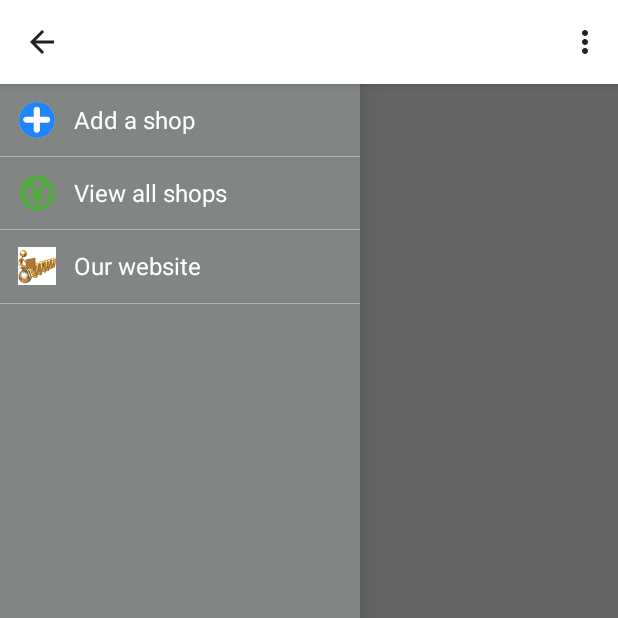
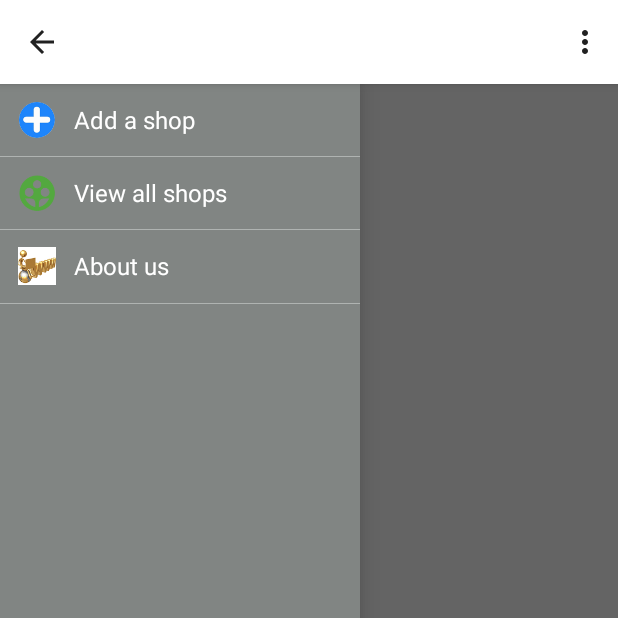
Before and after one commit to Narcis11/Bike-Shop-Detector, an Android app: the MainActivity screen opened directly, with no data from a screen before it, with the side drawer open, on a phone screen of 412 x 824 dp, the top half of it. Run offline under Robolectric (Android 15) with nearby library versions, the phone set to English and light mode, and no system bars; 2 statements that could not run were skipped.

Commit message:
Minor changes in the slider menu & fixed the "pull down to refresh" feature.

```diff
--- a/app/src/main/java/Utilities/Utility.java
+++ b/app/src/main/java/Utilities/Utility.java
@@ -6,6 +6,7 @@ import android.location.Address;
 import android.location.Geocoder;
 import android.preference.PreferenceManager;
 import android.util.Log;
+import android.widget.ListView;
 import android.widget.Toast;
 
 import java.io.IOException;
@@ -562,4 +563,9 @@ public class Utility {
         }
         return Constants.RETURN_ERROR_STRING;
     }
+
+    public static boolean isListAtTop(ListView listView)   {
+        if(listView.getChildCount() == 0) return true;
+        return listView.getChildAt(0).getTop() == 0;
+    }
 }
--- a/app/src/main/java/waldo/bike/waldo/MainActivity.java
+++ b/app/src/main/java/waldo/bike/waldo/MainActivity.java
@@ -58,8 +58,7 @@ import slidermenu.SliderDrawerListAdapter;
 public class MainActivity extends Activity implements
         GoogleApiClient.ConnectionCallbacks,
         GoogleApiClient.OnConnectionFailedListener,
-        LocationListener,
-        SwipeRefreshLayout.OnRefreshListener
+        LocationListener
          {
 
 
@@ -185,7 +184,6 @@ public class MainActivity extends Activity implements
                  // enabling action bar app icon and behaving it as toggle button
                  getActionBar().setDisplayHomeAsUpEnabled(true);
                  getActionBar().setHomeButtonEnabled(true);
-
                  mDrawerToggle = new ActionBarDrawerToggle(this, mDrawerLayout,
                          R.drawable.ic_drawer, //nav menu toggle icon
                          R.string.app_name, // nav drawer open - description for accessibility
@@ -214,9 +212,9 @@ public class MainActivity extends Activity implements
                  mInfoTextView = (TextView) findViewById(R.id.info_textview);
                  //pull-to-refresh related
                  //TODO: The app refreshes each time the list is scrolled upwards, not only when it's at the top. Fix it!
-                 swipeLayout = (SwipeRefreshLayout) findViewById(R.id.swipe_container);
-                 swipeLayout.setOnRefreshListener(this);
-                 swipeLayout.setColorSchemeResources(R.color.waldo_light_blue);
+                // swipeLayout = (SwipeRefreshLayout) findViewById(R.id.swipe_container);
+              //   swipeLayout.setOnRefreshListener(this);
+
                          /*.setColorScheme(android.R.color.holo_blue_bright,
                          android.R.color.holo_green_light,
                          android.R.color.holo_orange_light,
@@ -392,17 +390,26 @@ public class MainActivity extends Activity implements
         Log.i(LOG_TAG, "GoogleApiClient connection has failed");
     }
 
-    @Override
+/*    @Override
          public void onRefresh() {
-            Log.i(LOG_TAG,"In onRefresh()");
+            ListView listView = (ListView) findViewById(R.id.listview_shops);
+            if (Utility.isListAtTop(listView)) {
+                Log.i(LOG_TAG, "In onRefresh()");
+                swipeLayout.setColorSchemeResources(R.color.waldo_light_blue);
                 ShopsFragment shopsFragment = new ShopsFragment();
                 shopsFragment.updateShopList(mContext);
                 new Handler().postDelayed(new Runnable() {
-                 @Override public void run() {
+                    @Override
+                    public void run() {
                         swipeLayout.setRefreshing(false);
                     }
                 }, 3000);
             }
+        else {
+                Log.i(LOG_TAG,"List is not at the top");
+                swipeLayout.setRefreshing(false);
+            }
+    }*/
 
              /**
      * These methods are used for the Slider Menu
--- a/app/src/main/java/waldo/bike/waldo/ShopsFragment.java
+++ b/app/src/main/java/waldo/bike/waldo/ShopsFragment.java
@@ -8,6 +8,7 @@ import android.content.Intent;
 import android.database.Cursor;
 import android.os.Bundle;
 
+import android.os.Handler;
 import android.provider.Settings;
 import android.support.v4.widget.SwipeRefreshLayout;
 import android.util.Log;
@@ -17,6 +18,7 @@ import android.view.MenuInflater;
 import android.view.MenuItem;
 import android.view.View;
 import android.view.ViewGroup;
+import android.widget.AbsListView;
 import android.widget.AdapterView;
 import android.widget.LinearLayout;
 import android.widget.ListView;
@@ -34,7 +36,7 @@ import sync.SyncAdapter;
 /**
  * Created by Narcis11 on 20.12.2014.
  */
-public class ShopsFragment extends Fragment implements LoaderManager.LoaderCallbacks<Cursor>{
+public class ShopsFragment extends Fragment implements LoaderManager.LoaderCallbacks<Cursor>, SwipeRefreshLayout.OnRefreshListener{
 
     public SimpleCursorAdapter mShopsAdapter;
     private String mRadius;
@@ -48,8 +50,9 @@ public class ShopsFragment extends Fragment implements LoaderManager.LoaderCallb
     private boolean mIsListRefreshed;
     private Double mNewSpeedDistanceToShop;
     private static final int SHOPS_LOADER_ID = 0;//loader identifier
-    ListView mListView;
+    private ListView mListView;
     private boolean mIsSpeedChanged;
+    private SwipeRefreshLayout swipeLayout;
     public static final String[] SHOPS_COLUMNS = {
             ShopsContract.ShopsEntry.TABLE_NAME + "." + ShopsContract.ShopsEntry._ID,
             ShopsContract.ShopsEntry.COLUMN_SHOP_NAME,
@@ -153,6 +156,8 @@ public class ShopsFragment extends Fragment implements LoaderManager.LoaderCallb
         // Get a reference to the ListView, and attach this adapter to it.
         View rootView = inflater.inflate(R.layout.fragment_main, container, false);
         ListView listView = (ListView) rootView.findViewById(R.id.listview_shops);
+        swipeLayout = (SwipeRefreshLayout) rootView.findViewById(R.id.swipe_container);
+        swipeLayout.setOnRefreshListener(this);
         mListView = listView;
         listView.setAdapter(mShopsAdapter);
 
@@ -173,6 +178,22 @@ public class ShopsFragment extends Fragment implements LoaderManager.LoaderCallb
                     bundle.putString(Constants.BUNDLE_FRAGMENT,Constants.CALLED_FROM_FRAGMENT);
                     openMap.putExtras(bundle);
                     startActivity(openMap);
+                }
+            }
+        });
+        listView.setOnScrollListener(new AbsListView.OnScrollListener() {
+            @Override
+            public void onScrollStateChanged(AbsListView view, int scrollState) {
+
+            }
+
+            @Override
+            public void onScroll(AbsListView view, int firstVisibleItem, int visibleItemCount, int totalItemCount) {
+                if (firstVisibleItem == 0 ) { //we only refresh when the user is at the top of the list
+                    swipeLayout.setEnabled(true);
+                }
+                else {
+                    swipeLayout.setEnabled(false);
                 }
             }
         });
@@ -287,4 +308,19 @@ public class ShopsFragment extends Fragment implements LoaderManager.LoaderCallb
                 ShopsContract.ShopsEntry.SORT_ORDER
         );
     }
+
+    @Override
+    public void onRefresh() {
+        ListView listView = (ListView) mListView.findViewById(R.id.listview_shops);
+            Log.i(LOG_TAG, "In onRefresh()");
+            swipeLayout.setColorSchemeResources(R.color.waldo_light_blue);
+            ShopsFragment shopsFragment = new ShopsFragment();
+            shopsFragment.updateShopList(getActivity());
+            new Handler().postDelayed(new Runnable() {
+                @Override
+                public void run() {
+                    swipeLayout.setRefreshing(false);
+                }
+            }, 3000);
+        }
 }
--- a/app/src/main/res/layout/activity_main.xml
+++ b/app/src/main/res/layout/activity_main.xml
@@ -1,9 +1,3 @@
-<android.support.v4.widget.SwipeRefreshLayout
-    xmlns:android="http://schemas.android.com/apk/res/android"
-    android:id="@+id/swipe_container"
-    android:layout_width="match_parent"
-    android:layout_height="match_parent">
-
 <android.support.v4.widget.DrawerLayout
     xmlns:android="http://schemas.android.com/apk/res/android"
     android:id="@+id/drawer_layout"
@@ -44,4 +38,3 @@
         android:background="@color/list_background"/>
 
 </android.support.v4.widget.DrawerLayout>
-</android.support.v4.widget.SwipeRefreshLayout>
--- a/app/src/main/res/layout/drawer_list_item.xml
+++ b/app/src/main/res/layout/drawer_list_item.xml
@@ -2,7 +2,7 @@
 <RelativeLayout xmlns:android="http://schemas.android.com/apk/res/android"
     android:layout_width="match_parent"
     android:layout_height="48dp"
-    android:background="@color/list_background">
+    android:background="@drawable/list_selector">
 <!--Used for formatting each row from the list view in the slider menu-->
     <ImageView
         android:id="@+id/icon"
--- a/app/src/main/res/values/strings.xml
+++ b/app/src/main/res/values/strings.xml
@@ -96,7 +96,7 @@
     <string name="about">About</string>
     <string name="facebook">Facebook</string>
     <string name="twitter">Twitter</string>
-    <string name="website">Our website</string>
+    <string name="website">About us</string>
     <string name="header_slider">My options</string>
     <!-- Content Description -->
     <string name="desc_list_item_icon">Item Icon</string>
```
Also changed, not shown: app/src/main/res/layout/fragment_main.xml (+8 -3 lines). Lines whose indentation alone changed are shown as unchanged.
